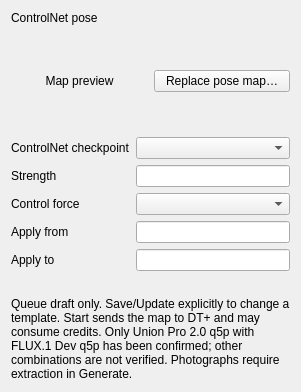
This is src/dtflow/ui/forms/queue_pose_editor.ui in djebaz/dtflow as Qt 5 draws it before an edit. The edited form follows.
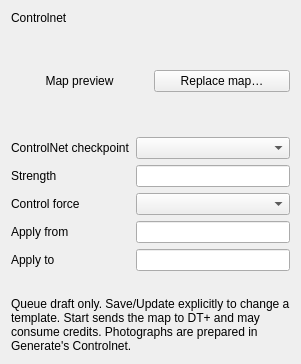
This is the edited form.

Commit message: Use one desktop Controlnet table check with family rules and per-type defaults

The edit to the form file:
```diff
--- a/src/dtflow/ui/forms/queue_pose_editor.ui
+++ b/src/dtflow/ui/forms/queue_pose_editor.ui
@@ -5,7 +5,7 @@
   <property name="role" stdset="0"><string>card</string></property>
   <layout class="QVBoxLayout" name="queuePoseLayout">
    <item><widget class="QLabel" name="queuePoseTitle">
-    <property name="text"><string>ControlNet pose</string></property>
+    <property name="text"><string>Controlnet</string></property>
     <property name="textRole" stdset="0"><string>section</string></property>
    </widget></item>
    <item><layout class="QHBoxLayout" name="queuePoseMapRow">
@@ -20,8 +20,8 @@
      <property name="accessibleName"><string>Attached Queue pose map, read only</string></property>
     </widget></item>
     <item><widget class="QPushButton" name="replaceQueuePoseButton">
-     <property name="text"><string>Replace pose map…</string></property>
-     <property name="toolTip"><string>Select an already prepared body map. This changes only the Queue draft; no extraction, upload or generation occurs.</string></property>
+     <property name="text"><string>Replace map…</string></property>
+     <property name="toolTip"><string>Select an already prepared map of the same control type. This changes only the Queue draft; no extraction, upload or generation occurs.</string></property>
     </widget></item>
    </layout></item>
    <item><layout class="QFormLayout" name="queuePoseFields">
@@ -77,7 +77,7 @@
     <property name="state" stdset="0"><string>error</string></property>
    </widget></item>
    <item><widget class="QLabel" name="queuePoseNote">
-    <property name="text"><string>Queue draft only. Save/Update explicitly to change a template. Start sends the map to DT+ and may consume credits. Only Union Pro 2.0 q5p with FLUX.1 Dev q5p has been confirmed; other combinations are not verified. Photographs require extraction in Generate.</string></property>
+    <property name="text"><string>Queue draft only. Save/Update explicitly to change a template. Start sends the map to DT+ and may consume credits. Photographs are prepared in Generate's Controlnet.</string></property>
     <property name="wordWrap"><bool>true</bool></property>
     <property name="textRole" stdset="0"><string>secondary</string></property>
    </widget></item>
```
Left out of the diff: 12 changed lines with no effect on the pictures. The commit also changes 11 other files.
